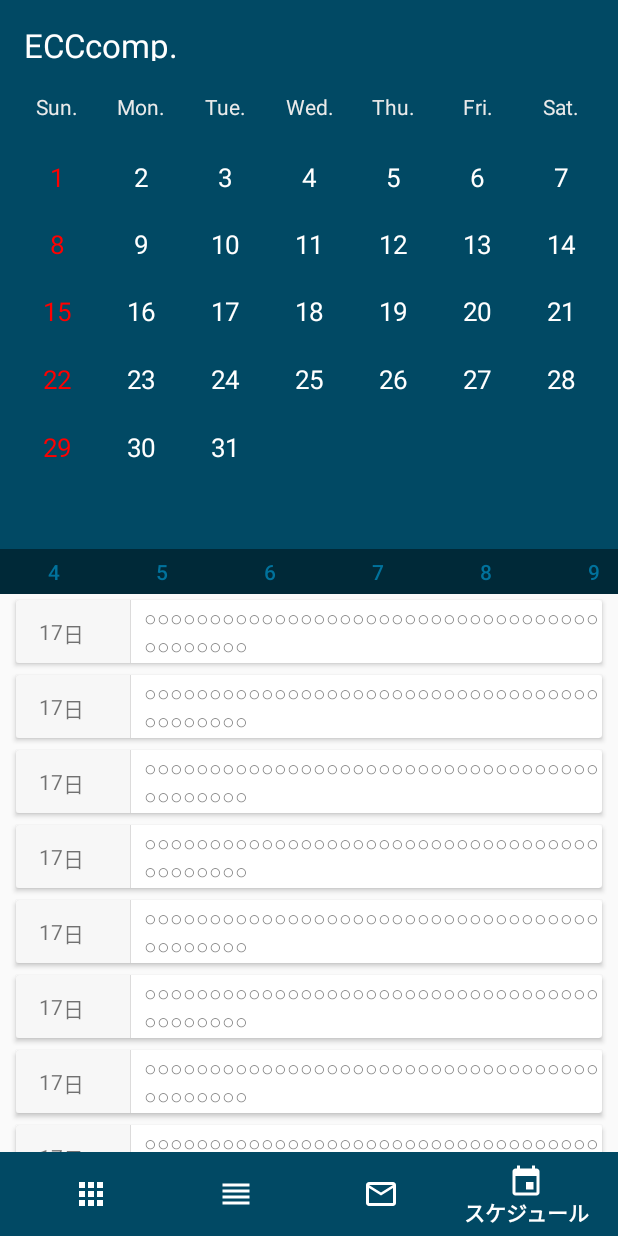
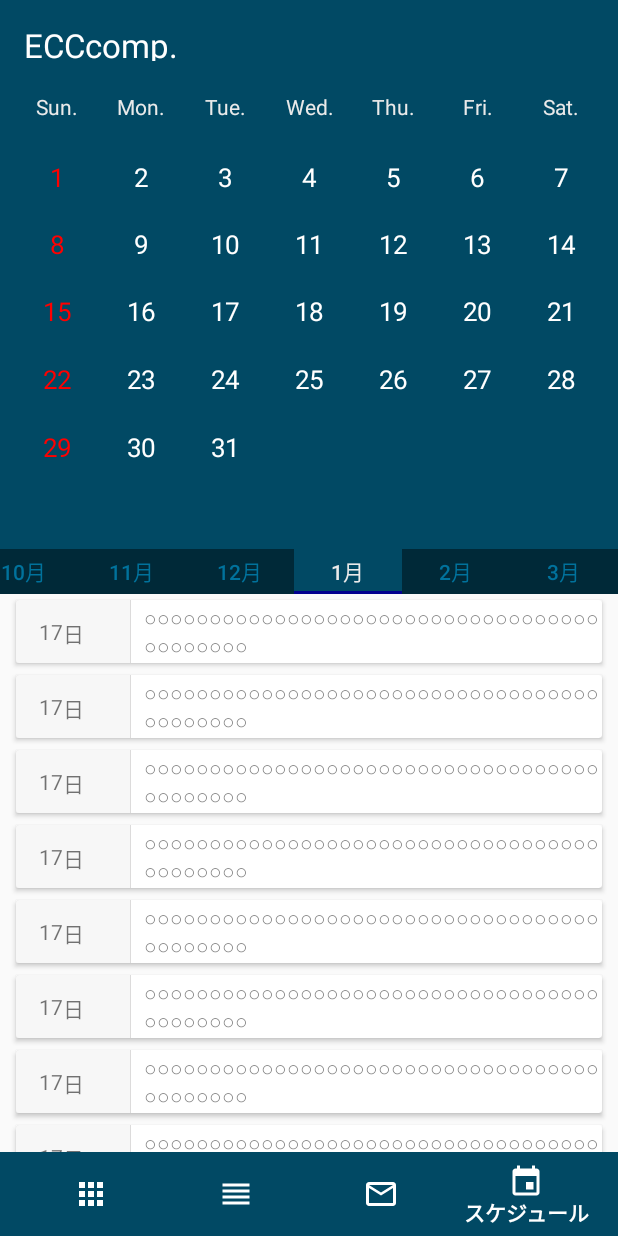
Before and after one commit to YutaKohashi/TimeTable-ECCcomp.-For-Android, an Android app: the screen it shows after launch (MainActivity), item 4 of the bottom bar chosen, on a phone screen of 412 x 824 dp. Run offline under Robolectric (Android 15) with nearby library versions, the phone set to English and light mode, and no system bars; Roboto replaces fonts that are not available here; 3 statements that could not run were skipped.

Commit message:
カレンダーバッジ完成

```diff
--- a/app/src/main/java/jp/yuta/kohashi/esc/ui/activity/MainActivity.java
+++ b/app/src/main/java/jp/yuta/kohashi/esc/ui/activity/MainActivity.java
@@ -21,7 +21,7 @@ import android.view.animation.AnimationUtils;
 import jp.yuta.kohashi.esc.R;
 import jp.yuta.kohashi.esc.ui.fragment.AttendanceRateFragment;
 import jp.yuta.kohashi.esc.ui.fragment.TimeTableFragment;
-import jp.yuta.kohashi.esc.ui.fragment.calendar.CalendarParentFragment;
+import jp.yuta.kohashi.esc.ui.fragment.CalendarFragment;
 import jp.yuta.kohashi.esc.ui.fragment.news.NewsParentFragment;
 
 
@@ -113,7 +113,7 @@ public class MainActivity extends AppCompatActivity implements NavigationView.On
                 transitionFragment  = new NewsParentFragment();
                 break;
             case R.id.nav_item_schedule: //スケジュール
-                transitionFragment  = new CalendarParentFragment();
+                transitionFragment  = new CalendarFragment();
                 break;
             case R.id.nav_item_web: //WEB版
                 break;
--- a/app/src/main/java/jp/yuta/kohashi/esc/ui/adapter/CalendarViewPagerAdapter.java
+++ b/app/src/main/java/jp/yuta/kohashi/esc/ui/adapter/CalendarViewPagerAdapter.java
@@ -7,7 +7,11 @@ import android.view.LayoutInflater;
 import android.view.View;
 import android.view.ViewGroup;
 
+import java.util.List;
+
 import jp.yuta.kohashi.esc.Const;
+import jp.yuta.kohashi.esc.model.schedule.CalendarItemModel;
+import jp.yuta.kohashi.esc.model.schedule.CalendarListModel;
 import jp.yuta.kohashi.esc.ui.view.CalendarView;
 import jp.yuta.kohashi.esc.util.Util;
 
@@ -21,16 +25,18 @@ public class CalendarViewPagerAdapter extends PagerAdapter {
     //    private ClickPagerImgListener listener;
     LayoutInflater _inflater = null;
     private Context mContext;
+    private CalendarListModel calendarListModel;
 
-    public CalendarViewPagerAdapter(Context context) {
+    public CalendarViewPagerAdapter(Context context, CalendarListModel model) {
         _inflater = (LayoutInflater) context.getSystemService(Context.LAYOUT_INFLATER_SERVICE);
         mContext = context;
+        calendarListModel = model;
     }
 
     @Override
     public Object instantiateItem(ViewGroup container, int position) {
         CalendarView calendarView = new CalendarView(mContext, null);
-        calendarView.setMonth(Const.YEAR,getMonth(position));
+        calendarView.setMonth(Const.YEAR,getMonth(position),calendarListModel.get(Util.getTabPositionToMonth(position)));
         container.addView(calendarView);
         return calendarView;
     }
@@ -66,51 +72,6 @@ public class CalendarViewPagerAdapter extends PagerAdapter {
      */
     @Override
     public CharSequence getPageTitle(int position) {
-        return String.valueOf(Util.getTabPositionToMonth(position));
+        return String.valueOf(Util.getTabPositionToMonth(position)) + "月";
     }
-//
-//    public void setListener( ClickPagerImgListener listener )
-//    {
-//        this.listener = listener;
-//    }
-//
-//    public interface ChangePage
-//    {
-//        public void change( int position );
-//    }
-
-//    private final List<Fragment> fragmentList = new ArrayList<>();
-//    private final List<String> fragmentTitleList = new ArrayList<>();
-//
-//    public CalendarViewPagerAdapter(FragmentManager manager){
-//        super(manager);
-//    }
-//
-//    @Override
-//    public Fragment getItem(int position){
-//        return fragmentList.get(position);
-//    }
-//
-//    @Override
-//    public boolean isViewFromObject(View view, Object object) {
-//        return false;
-//    }
-//
-//    @Override
-//    public int getCount() {
-//        return fragmentList.size();
-//    }
-//
-//
-//
-//
-//    public void addFrag(Fragment fragment, String title){
-//        fragmentList.add(fragment);
-//        fragmentTitleList.add(title);
-//    }
-//
-//    @Override
-//    public CharSequence getPageTitle(int position) {
-//        return fragmentTitleList.get(position);
-//    }
 }
--- a/app/src/main/java/jp/yuta/kohashi/esc/ui/fragment/calendar/CalendarParentFragment.java
+++ b/app/src/main/java/jp/yuta/kohashi/esc/ui/fragment/CalendarFragment.java
@@ -1,5 +1,6 @@
-package jp.yuta.kohashi.esc.ui.fragment.calendar;
+package jp.yuta.kohashi.esc.ui.fragment;
 
+import android.os.Build;
 import android.os.Bundle;
 import android.support.design.widget.TabLayout;
 import android.support.v4.app.Fragment;
@@ -10,6 +11,7 @@ import android.util.Log;
 import android.view.LayoutInflater;
 import android.view.View;
 import android.view.ViewGroup;
+import android.view.ViewTreeObserver;
 
 import com.google.gson.Gson;
 
@@ -29,8 +31,8 @@ import jp.yuta.kohashi.esc.util.Util;
  * Created by yutakohashi on 2017/01/14.
  */
 
-public class CalendarParentFragment extends Fragment {
-    private static final String TAG = CalendarParentFragment.class.getSimpleName();
+public class CalendarFragment extends Fragment implements ViewTreeObserver.OnGlobalLayoutListener {
+    private static final String TAG = CalendarFragment.class.getSimpleName();
 
     private RecyclerView mRecyclerView;
 
@@ -40,24 +42,26 @@ public class CalendarParentFragment extends Fragment {
     private CalendarRecyclerAdapter mRecyclerAdapter;
     int currentPage;
     private CalendarListModel calendarListModel;
+    private boolean flag = true;
 
     @Override
     public View onCreateView(LayoutInflater inflater, ViewGroup container,
                              Bundle savedInstanceState) {
 
         View view = inflater.inflate(R.layout.fragment_calendar_parent, container, false);
+        calendarListModel = getSchedule(); //スケジュールを取得
 
         mViewPager = (ViewPager) view.findViewById(R.id.calendar_viewpager);
-        mPagerAdapter = new CalendarViewPagerAdapter(getContext());
+        mTabLayout = (TabLayout) view.findViewById(R.id.tab_calendar);
+        mPagerAdapter = new CalendarViewPagerAdapter(getContext(),calendarListModel);
         mViewPager.addOnPageChangeListener(new PageChangeListener());
         mViewPager.setAdapter(mPagerAdapter);
-
-        mTabLayout = (TabLayout) view.findViewById(R.id.tab_calendar);
         mTabLayout.setupWithViewPager(mViewPager);
 
+        //ViewTreeObserverをフック
+        mTabLayout.getViewTreeObserver().addOnGlobalLayoutListener(this);
+
         currentPage = 0;
-
-        calendarListModel = getSchedule(); //スケジュールを取得
 
         mRecyclerAdapter = new CalendarRecyclerAdapter(new ArrayList<CalendarItemModel>(), getContext());
 
@@ -66,20 +70,15 @@ public class CalendarParentFragment extends Fragment {
         mRecyclerView.setLayoutManager(new LinearLayoutManager(getContext()));
         mRecyclerView.setAdapter(mRecyclerAdapter);
 
-        int i = Util.getMonthToTabPosition(Const.MONTH);
-        selectPage(i);
-
         return view;
     }
-    private void selectPage(int pageIndex){
-        mViewPager.setCurrentItem(pageIndex);
-        mTabLayout.setupWithViewPager(mViewPager);
-    }
 
+    /**
+     * ViewPagerのページが変わったときに呼び出される
+     */
     class PageChangeListener extends ViewPager.SimpleOnPageChangeListener {
         @Override
         public void onPageSelected(int position) {
-            // Page change Operation!
             super.onPageSelected(position);
             currentPage = position;
 
@@ -88,10 +87,42 @@ public class CalendarParentFragment extends Fragment {
         }
     }
 
+    /**
+     * フラグメント起動時にタブをスクロール
+     */
+    @Override
+    public void onGlobalLayout() {
+        if (flag) {
+            flag = false;
+            int position = Util.getMonthToTabPosition(Const.MONTH);
+            mViewPager.setCurrentItem(position, false);
+            mTabLayout.setScrollPosition(position, 0, true); // 注
+        }
+    }
+
+    @Override
+    public void onDestroyView() {
+        super.onDestroyView();
+        if (Build.VERSION.SDK_INT >= Build.VERSION_CODES.JELLY_BEAN) {
+            mTabLayout.getViewTreeObserver().removeOnGlobalLayoutListener(this);
+        }
+    }
+
+    /**
+     * 引数の月からスケジュールをを取得
+     *
+     * @param month
+     * @return
+     */
     private List<CalendarItemModel> getMonthSchedule(int month) {
         return calendarListModel.get(month);
     }
 
+    /**
+     * Asettsからスケジュールを取得
+     *
+     * @return
+     */
     private CalendarListModel getSchedule() {
         String jsonText = "";
         Gson gson = new Gson();
@@ -105,4 +136,5 @@ public class CalendarParentFragment extends Fragment {
 
         return listModel;
     }
+
 }
--- a/app/src/main/java/jp/yuta/kohashi/esc/ui/view/CalendarView.java
+++ b/app/src/main/java/jp/yuta/kohashi/esc/ui/view/CalendarView.java
@@ -1,6 +1,8 @@
 package jp.yuta.kohashi.esc.ui.view;
 
 import android.content.Context;
+import android.os.Build;
+import android.support.v4.content.ContextCompat;
 import android.util.AttributeSet;
 import android.util.Log;
 import android.view.Gravity;
@@ -9,10 +11,13 @@ import android.view.View;
 import android.widget.LinearLayout;
 import android.widget.TextView;
 
+import java.util.ArrayList;
 import java.util.Calendar;
+import java.util.List;
 
 import jp.yuta.kohashi.esc.Const;
 import jp.yuta.kohashi.esc.R;
+import jp.yuta.kohashi.esc.model.schedule.CalendarItemModel;
 import jp.yuta.kohashi.esc.util.Util;
 
 /**
@@ -44,11 +49,16 @@ public class CalendarView extends LinearLayout {
      * @param year
      * @param month
      */
-    public void setMonth(int year, int month) {
+    public void setMonth(int year, int month, List<CalendarItemModel> scheduleList) {
         this.year = year;
         this.month = month;
-//        ((TextView)(view.findViewById(R.id.textView))).setText(String.valueOf(month));
         //get root calender View
+
+        List<String> dayList = new ArrayList<>(); //　バッジを付けるリスト
+        for(CalendarItemModel model:scheduleList){
+            dayList.add(model.getDate());
+        }
+
         Calendar calendar = Calendar.getInstance();
 
         //現在の月が４月から１２月のとき
@@ -152,17 +162,18 @@ public class CalendarView extends LinearLayout {
                     textView1.setTextColor(getContext().getResources().getColor(R.color.red));
                 }
 
-                //dateListに含まれる場合
-//                if(dateList.contains(String.format("%02d",dayCount))){
-//                    // btn1.setBackground(context.getResources().getDrawable(R.drawable.event_mark_bg));
-//                    if (Build.VERSION.SDK_INT >= Build.VERSION_CODES.JELLY_BEAN) {
-//                        //APIレベルがJELLEYBEAN以上の時
-//                        btn1.setBackground(ContextCompat.getDrawable(context, R.drawable.event_drwable_main));
-//                    }else if(Build.VERSION.SDK_INT < Build.VERSION_CODES.JELLY_BEAN) {
-//                        //APIレベルがICSの時
-//                        btn1.setBackgroundDrawable(context.getResources().getDrawable(R.drawable.event_drwable_main));
-//                    }
-//                }
+
+//                dateListに含まれる場合
+                if(dayList.contains(String.format("%02d",dayCount))){
+                    // btn1.setBackground(context.getResources().getDrawable(R.drawable.event_mark_bg));
+                    if (Build.VERSION.SDK_INT >= Build.VERSION_CODES.JELLY_BEAN) {
+                        //APIレベルがJELLEYBEAN以上の時
+                        textView1.setBackground(ContextCompat.getDrawable(getContext(), R.drawable.bg_calendar_budge));
+                    }else if(Build.VERSION.SDK_INT < Build.VERSION_CODES.JELLY_BEAN) {
+                        //APIレベルがICSの時
+                        textView1.setBackgroundDrawable(getContext().getResources().getDrawable(R.drawable.bg_calendar_budge));
+                    }
+                }
 
                 rowLayout.addView(root);
 
--- /dev/null
+++ b/app/src/main/res/drawable/bg_calendar_budge.xml
@@ -0,0 +1,22 @@
+<?xml version="1.0" encoding="utf-8"?>
+<selector xmlns:android="http://schemas.android.com/apk/res/android">
+
+    <item android:state_pressed="true">
+        <shape android:shape="oval">
+            <solid android:color="#aa00bcd4" />
+        </shape>
+    </item>
+
+    <item android:state_focused="true">
+        <shape android:shape="oval">
+            <solid android:color="#aa00bcd4" />
+        </shape>
+    </item>
+
+    <item>
+        <shape android:shape="oval">
+            <solid android:color="#00bcd4" />
+        </shape>
+    </item>
+
+</selector>
```
